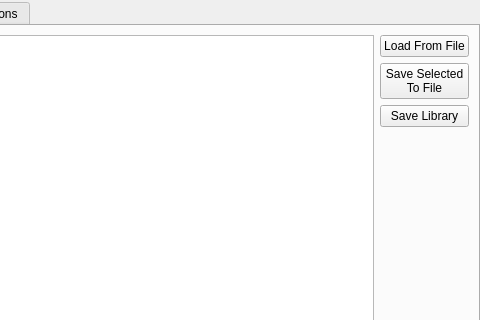
This is dfCopyPaste.ui in jimhester/Dwarf-Clipboard as Qt 5 draws it before an edit; both pictures show x 160 to 640 and y 0 to 320 of the 640 by 480 pixel window. The edited form follows.
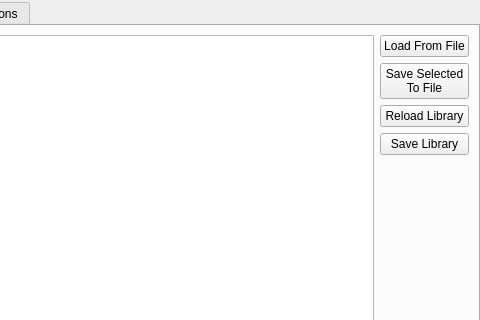
This is the edited form. The open tabs and pages were chosen to show the change. Icons and pictures are not drawn. Custom widgets are drawn as their Qt base class.

Commit message: Dragndrop works how I want it to now, loading and saving and reloading the library also works

```diff
--- a/dfCopyPaste.ui
+++ b/dfCopyPaste.ui
@@ -153,6 +153,13 @@
         </property>
        </widget>
       </item>
+      <item>
+       <widget class="QPushButton" name="pushButton_library_reload">
+        <property name="text">
+         <string>Reload Library</string>
+        </property>
+       </widget>
+      </item>
       <item>
        <widget class="QPushButton" name="pushButton_library_save">
         <property name="text">
```
Left out of the diff: 2 changed lines with no effect on the pictures. The commit also changes 6 other files.
